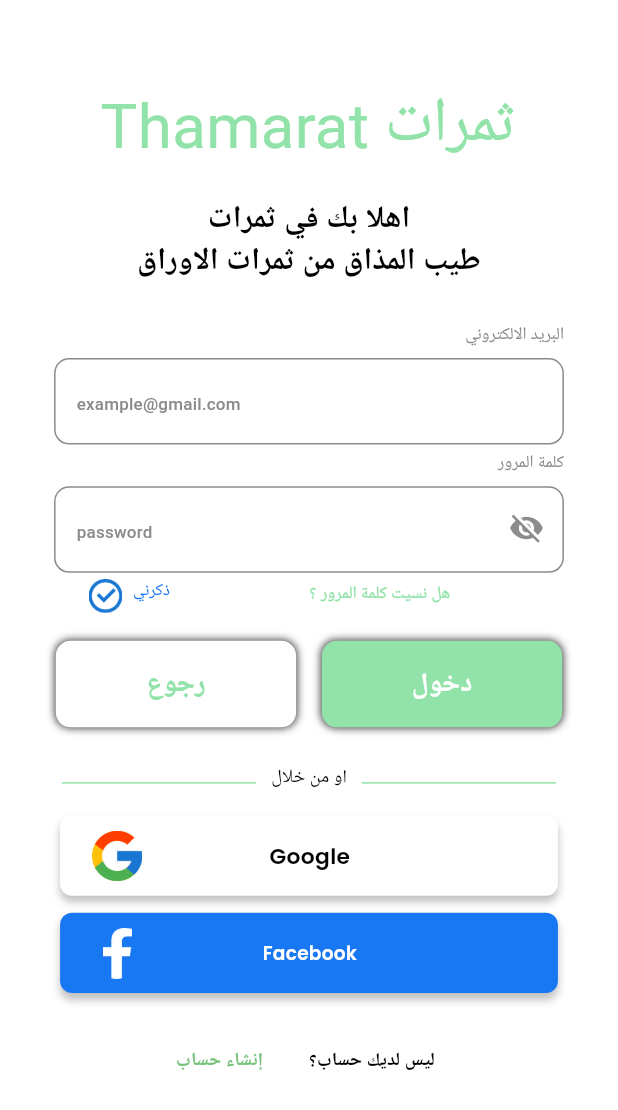
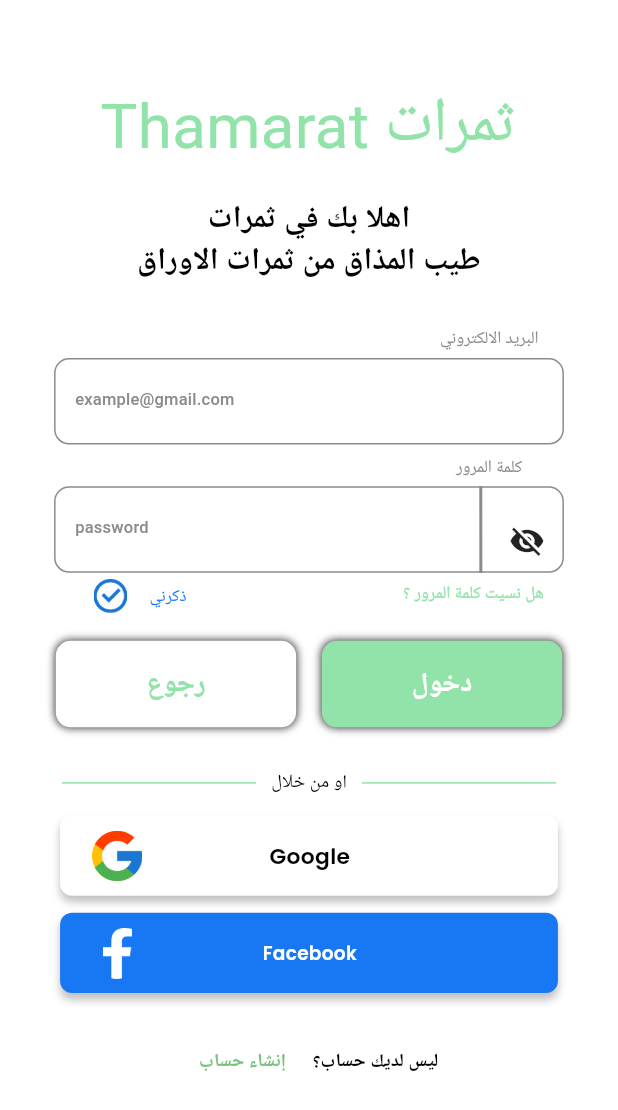
Before and after one commit to A-social-media-platform-for-readers/Thamarat-Mobile-App, a Flutter app: the screen it shows after launch, after a tap on "لدي حساب بالفعل", on a phone screen of 412 x 824 dp. Shown: the top 1110 px of the screen. Run offline on Flutter 3.47's test engine with Material 2 defaults, Android fonts, the light colour scheme and no system bars; our stand-ins replace flutter_screenutil, google_fonts; Roboto replaces fonts that are missing (Cairo, Changa).

Commit message:
Refactor LoginTextField widget

```diff
--- a/lib/views/common_widgets/login_text_field.dart
+++ b/lib/views/common_widgets/login_text_field.dart
@@ -9,7 +9,7 @@
   final TextInputType keyboardType;
   final bool? obscureText;
   final String hintText;
-  final Container? line;
+  final Transform? line;
   final Widget? suffixIcon;
   const LoginTextField(
       {super.key,
@@ -32,12 +32,72 @@
       width: 297.w,
       height: 79.h,
       child: Stack(
-        alignment: Alignment.bottomCenter,
         children: [
-          widget.line ?? const SizedBox(),
-          SizedBox(
-            width: double.infinity.w,
-            height: 79.h,
+          Positioned(
+            left: 0.w,
+            top: 23.h,
+            child: SizedBox(
+              width: 297.w,
+              height: 56.h,
+              child: Stack(
+                children: [
+                  Positioned(
+                    left: 0.w,
+                    top: 0.h,
+                    child: Container(
+                      width: 297.w,
+                      height: 56.h,
+                      decoration: ShapeDecoration(
+                        shape: RoundedRectangleBorder(
+                          side: const BorderSide(
+                              width: 1, color: AppColors.color3),
+                          borderRadius: BorderRadius.circular(10),
+                        ),
+                      ),
+                    ),
+                  ),
+                  Positioned(
+                    left: 249.w,
+                    top: 0.h,
+                    child: widget.line ?? const SizedBox(),
+                  ),
+                ],
+              ),
+            ),
+          ),
+          Positioned(
+            left: 14,
+            top: 41,
+            child: SizedBox(
+              width: 98.w,
+              height: 21.h,
+              child: TextFormField(
+                keyboardType: widget.keyboardType,
+                obscureText: widget.obscureText ?? false,
+                controller: widget.controller,
+                decoration: InputDecoration(
+                  border: InputBorder.none,
+                  hintText: widget.hintText,
+                  hintStyle: safeGoogleFont(
+                    'Cairo',
+                    color: AppColors.color3,
+                    fontSize: 11,
+                    fontWeight: FontWeight.w500,
+                    height: 0,
+                  ),
+                ),
+              ),
+            ),
+          ),
+          Positioned(
+            left: 218.w,
+            top: 0.h,
+            child: SizedBox(
+              width: 71.w,
+              height: 21.h,
+              child: FittedBox(
+                fit: BoxFit
+                    .scaleDown, // Scale the text down to fit the available space
                 child: Text(
                   widget.lable,
                   textAlign: TextAlign.right,
@@ -49,36 +109,15 @@
                   ),
                 ),
               ),
-          Container(
-            width: 297.w,
-            height: 56.h,
-            decoration: ShapeDecoration(
-              shape: RoundedRectangleBorder(
-                side: const BorderSide(width: 1, color: AppColors.color3),
-                borderRadius: BorderRadius.circular(10),
             ),
           ),
-            child: TextFormField(
-              keyboardType: widget.keyboardType,
-              obscureText: widget.obscureText ?? false,
-              controller: widget.controller,
-              decoration: InputDecoration(
-                border: InputBorder.none,
-                contentPadding: const EdgeInsetsDirectional.only(
-                  top: 18,
-                  bottom: 17,
-                  start: 14,
-                ),
-                hintText: widget.hintText,
-                hintStyle: safeGoogleFont(
-                  'Cairo',
-                  color: AppColors.color3,
-                  fontSize: 11.sp,
-                  fontWeight: FontWeight.w500,
-                  height: 0,
-                ),
-                suffixIcon: widget.suffixIcon,
-              ),
+          Positioned(
+            left: 258.w,
+            top: 39.h,
+            child: SizedBox(
+              width: 30.w,
+              height: 25.h,
+              child: widget.suffixIcon,
             ),
           ),
         ],
--- a/lib/views/screens/login.dart
+++ b/lib/views/screens/login.dart
@@ -59,20 +59,33 @@
                         height: 4.h,
                       ),
                       LoginTextField(
-                        controller: emailController,
+                        controller: passwordController,
                         lable: 'كلمة المرور',
                         keyboardType: TextInputType.visiblePassword,
                         hintText: 'password',
                         obscureText: isPasswordHidden,
+                        line: Transform(
+                          transform: Matrix4.identity()
+                            ..translate(0.0, 0.0)
+                            ..rotateZ(1.57),
+                          child: Container(
+                            width: 56.w,
+                            decoration: const ShapeDecoration(
+                              shape: RoundedRectangleBorder(
+                                side: BorderSide(
+                                  width: 1,
+                                  strokeAlign: BorderSide.strokeAlignCenter,
+                                  color: Color(0xFF8B8B8B),
+                                ),
+                              ),
+                            ),
+                          ),
+                        ),
                         suffixIcon: IconButton(
-                          icon: Padding(
-                            padding: const EdgeInsetsDirectional.symmetric(
-                                horizontal: 3),
-                            child: Icon(
+                          icon: Icon(
                             isPasswordHidden
                                 ? Icons.visibility_off
                                 : Icons.visibility,
-                            ),
                           ),
                           onPressed: () {
                             isPasswordHidden = !isPasswordHidden;
@@ -87,14 +100,18 @@
                           width: 286.95.w,
                           height: 22.h,
                           child: Row(
+                            mainAxisSize: MainAxisSize.min,
+                            crossAxisAlignment: CrossAxisAlignment.start,
                             children: [
                               Expanded(
-                                flex: 2,
                                 child: SizedBox(
                                   width: 61.95.w,
-                                  height: 22.h,
+                                  height: double.infinity.h,
                                   child: MaterialButton(
                                     child: Row(
+                                      mainAxisSize: MainAxisSize.min,
+                                      crossAxisAlignment:
+                                          CrossAxisAlignment.center,
                                       children: [
                                         Image.asset(
                                           'assets/ri-checkbox-circle-line-bE4.png',
@@ -107,6 +124,9 @@
                                         SizedBox(
                                           width: 35.w,
                                           height: 22.h,
+                                          child: FittedBox(
+                                            fit: BoxFit
+                                                .scaleDown, // Scale the text down to fit the available space
                                             child: Text(
                                               'ذكرني',
                                               style: safeGoogleFont(
@@ -115,6 +135,7 @@
                                                 fontSize: 11.sp,
                                                 fontWeight: FontWeight.w500,
                                                 height: 0,
+                                              ),
                                             ),
                                           ),
                                         ),
@@ -137,10 +158,12 @@
                                 ),
                               ),
                               Expanded(
-                                flex: 3,
                                 child: SizedBox(
                                   width: 106.w,
                                   height: 18.h,
+                                  child: FittedBox(
+                                    fit: BoxFit
+                                        .scaleDown, // Scale the text down to fit the available space
                                     child: Text(
                                       'هل نسيت كلمة المرور ؟',
                                       style: safeGoogleFont(
@@ -149,6 +172,7 @@
                                         fontSize: 11.sp,
                                         fontWeight: FontWeight.w500,
                                         height: 0,
+                                      ),
                                     ),
                                   ),
                                 ),
@@ -230,6 +254,9 @@
                         height: 42.h,
                         padding: const EdgeInsets.all(10),
                         decoration: const BoxDecoration(color: Colors.white),
+                        child: FittedBox(
+                          fit: BoxFit
+                              .scaleDown, // Scale the text down to fit the available space
                           child: Text(
                             'او من خلال',
                             textAlign: TextAlign.center,
@@ -241,7 +268,8 @@
                               height: 0,
                             ),
                           ),
-                      )
+                        ),
+                      ),
                     ],
                   ),
                 ),
@@ -273,6 +301,9 @@
                           height: 18.h,
                           child: Opacity(
                             opacity: 0.75,
+                            child: FittedBox(
+                              fit: BoxFit
+                                  .scaleDown, // Scale the text down to fit the available space
                               child: Text(
                                 'إنشاء حساب',
                                 style: safeGoogleFont(
@@ -286,10 +317,14 @@
                             ),
                           ),
                         ),
+                      ),
                       Expanded(
                         child: SizedBox(
                           width: 89.w,
                           height: 18.h,
+                          child: FittedBox(
+                            fit: BoxFit
+                                .scaleDown, // Scale the text down to fit the available space
                             child: Text(
                               'ليس لديك حساب؟',
                               style: safeGoogleFont(
@@ -298,6 +333,7 @@
                                 fontSize: 12.sp,
                                 fontWeight: FontWeight.w600,
                                 height: 0,
+                              ),
                             ),
                           ),
                         ),
```
Lines whose indentation alone changed are shown as unchanged.
